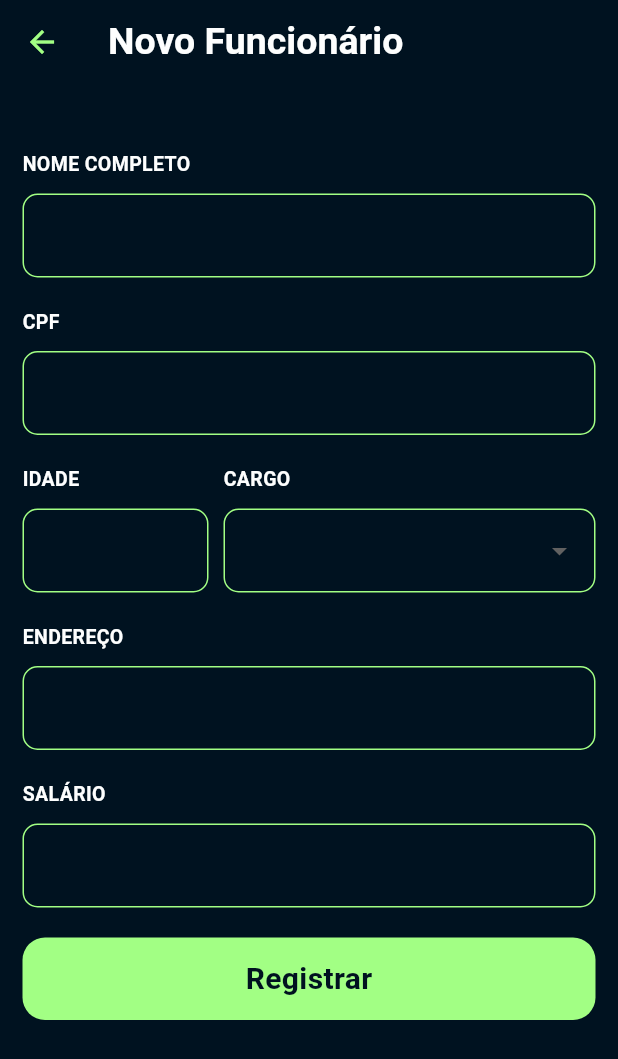
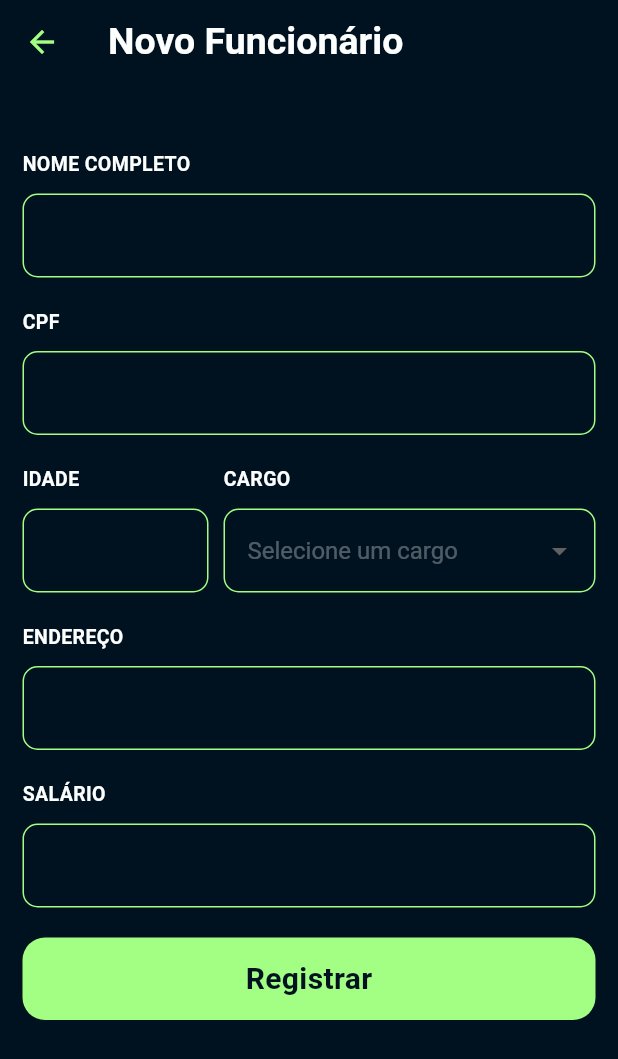
Before and after one commit to TCC-Gym-Admin/TCC-Gym-Admin-Front, a Flutter app: the EmployeesRegister screen opened by its route, on a phone screen of 412 x 824 dp. Shown: the top 1059 px of the screen. Run offline on Flutter 3.47's test engine with Material 3 defaults, Android fonts, the phone set to English and light mode, and no system bars; our stand-ins replace dio, equatable, flutter_bloc, flutter_modular, loading_animation_widget, result_dart.

Commit message:
add hint in dropdown

```diff
--- a/lib/core/widget/custom_dropdown.dart
+++ b/lib/core/widget/custom_dropdown.dart
@@ -38,6 +38,10 @@ class CustomStringDropdown extends StatelessWidget {
           ),
         DropdownButtonFormField<String>(
           initialValue: value,
+          hint: Text(
+            'Selecione um cargo',
+            style: TextStyle(color: AppColors.primaryTextColor.withAlpha(80)),
+          ),
           style: const TextStyle(color: Colors.black, fontSize: 16),
           decoration: InputDecoration(
             focusColor: AppColors.inputColors,
```
